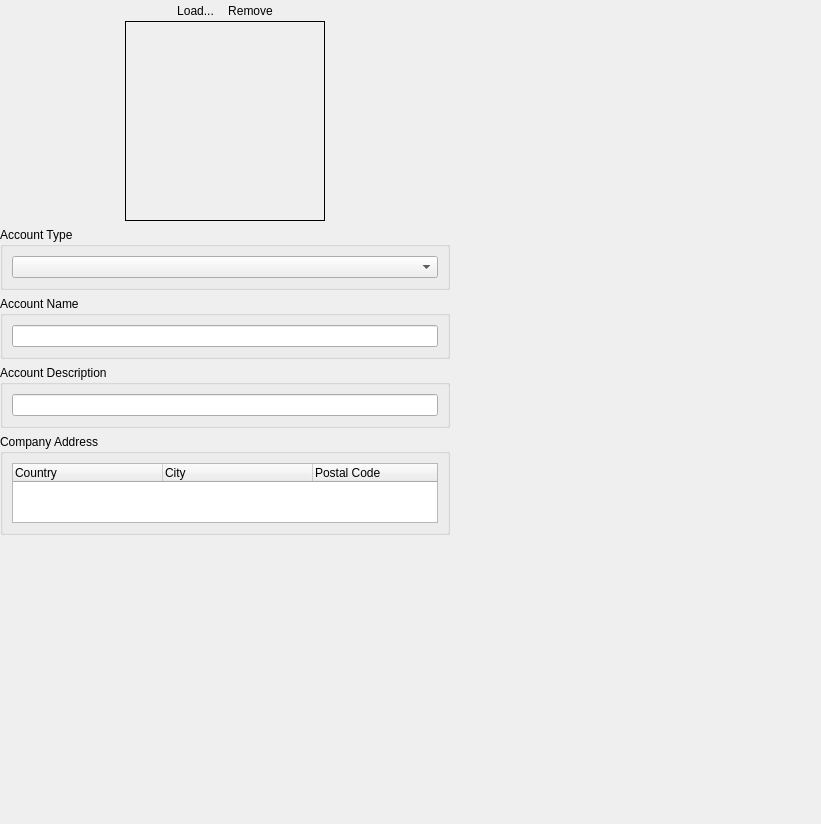
First picture: the form in Include/imtauthgui/CAccountInfoEditorComp.ui, repository ImagingTools/ImtCore, before the edit.
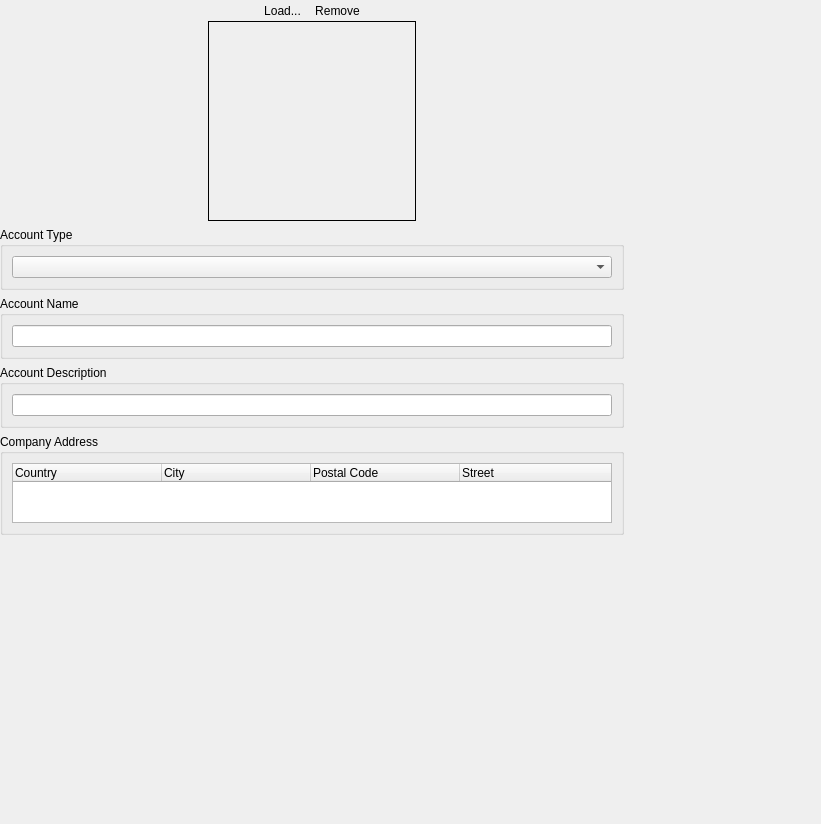
Second picture: the form after the edit. Icons and pictures are not drawn.

Diff of the .ui file:
```diff
--- a/Include/imtauthgui/CAccountInfoEditorComp.ui
+++ b/Include/imtauthgui/CAccountInfoEditorComp.ui
@@ -231,72 +231,75 @@
      </item>
      <item>
       <widget class="QGroupBox" name="AccountTypeGroup">
-       <property name="minimumSize">
-        <size>
-         <width>450</width>
-         <height>0</height>
-        </size>
-       </property>
        <property name="title">
         <string>Account Type</string>
        </property>
        <layout class="QVBoxLayout" name="verticalLayout_4">
         <item>
-         <widget class="QComboBox" name="AccountTypeCombo"/>
+         <widget class="QComboBox" name="AccountTypeCombo">
+          <property name="minimumSize">
+           <size>
+            <width>600</width>
+            <height>0</height>
+           </size>
+          </property>
+         </widget>
         </item>
        </layout>
       </widget>
      </item>
      <item>
       <widget class="QGroupBox" name="AccountNameGroup">
-       <property name="minimumSize">
-        <size>
-         <width>450</width>
-         <height>0</height>
-        </size>
-       </property>
        <property name="title">
         <string>Account Name</string>
        </property>
        <layout class="QVBoxLayout" name="verticalLayout_2">
         <item>
-         <widget class="QLineEdit" name="AccountNameEdit"/>
+         <widget class="QLineEdit" name="AccountNameEdit">
+          <property name="minimumSize">
+           <size>
+            <width>600</width>
+            <height>0</height>
+           </size>
+          </property>
+         </widget>
         </item>
        </layout>
       </widget>
      </item>
      <item>
       <widget class="QGroupBox" name="AccountDescriptionGroup">
-       <property name="minimumSize">
-        <size>
-         <width>450</width>
-         <height>0</height>
-        </size>
-       </property>
        <property name="title">
         <string>Account Description</string>
        </property>
        <layout class="QVBoxLayout" name="verticalLayout_5">
         <item>
-         <widget class="QLineEdit" name="AccountDescriptionEdit"/>
+         <widget class="QLineEdit" name="AccountDescriptionEdit">
+          <property name="minimumSize">
+           <size>
+            <width>600</width>
+            <height>0</height>
+           </size>
+          </property>
+         </widget>
         </item>
        </layout>
       </widget>
      </item>
      <item>
       <widget class="QGroupBox" name="AddressesGroup">
-       <property name="minimumSize">
-        <size>
-         <width>450</width>
-         <height>0</height>
-        </size>
-       </property>
        <property name="title">
         <string>Company Address</string>
        </property>
        <layout class="QVBoxLayout" name="verticalLayout_6">
         <item>
          <widget class="QTreeWidget" name="Addresses">
+          <property name="minimumSize">
+           <size>
+            <width>600</width>
+            <height>0</height>
+           </size>
+          </property>
           <property name="maximumSize">
            <size>
             <width>16777215</width>
@@ -310,7 +313,7 @@
            <number>0</number>
           </property>
           <attribute name="headerDefaultSectionSize">
-           <number>150</number>
+           <number>149</number>
           </attribute>
           <column>
            <property name="text">
@@ -327,6 +330,11 @@
             <string>Postal Code</string>
            </property>
           </column>
+          <column>
+           <property name="text">
+            <string>Street</string>
+           </property>
+          </column>
          </widget>
         </item>
        </layout>
```
